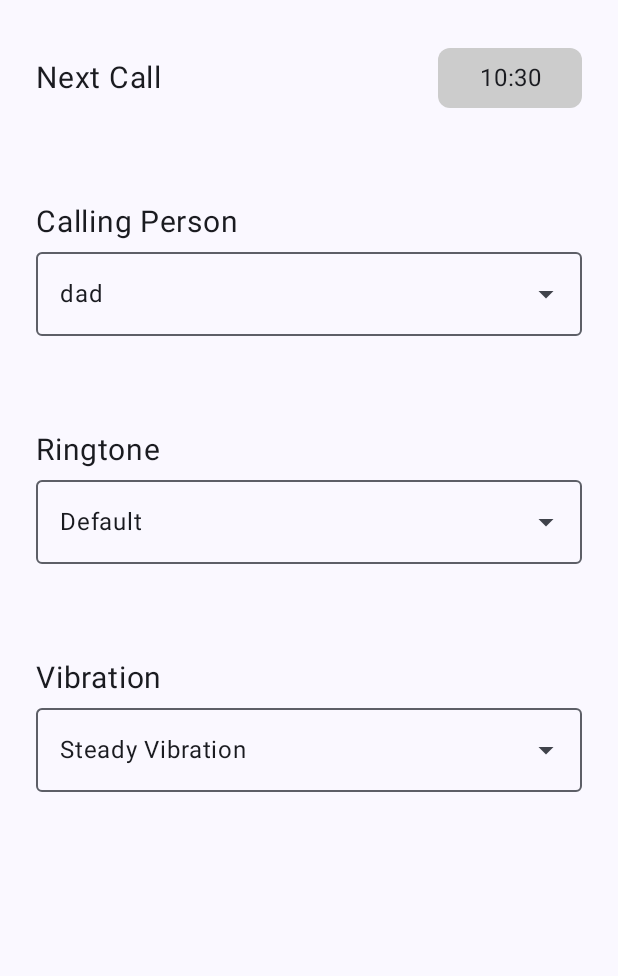
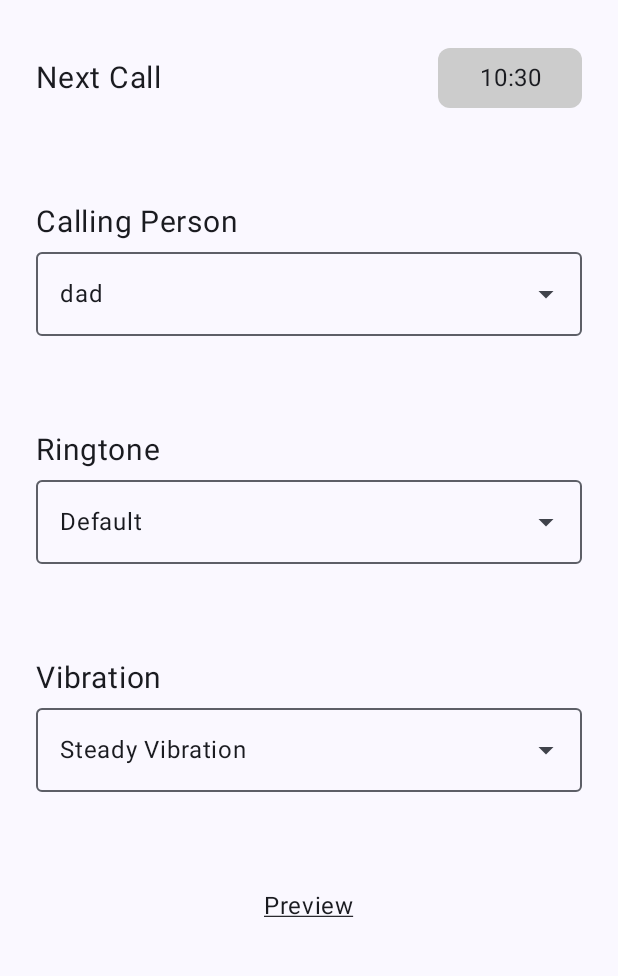
Before and after one commit to FabioLiberto/FakeCall, an Android app built with Jetpack Compose: the screen it shows after launch (MainActivity), on a phone screen of 412 x 824 dp, the part 84-1060 px from its top. Run offline under Robolectric (Android 15) with nearby library versions, the phone set to English and light mode, and no system bars.

Commit message:
- Implemented screen when phone call is accepted - Created navigator to navigate between composables - Add navigation to AcceptedCallScreen on preview click in SettingsScreen

```diff
--- a/app/build.gradle.kts
+++ b/app/build.gradle.kts
@@ -50,6 +50,8 @@ dependencies {
     implementation(libs.androidx.ui.graphics)
     implementation(libs.androidx.ui.tooling.preview)
     implementation(libs.androidx.material3)
+    implementation(libs.androidx.icons)
+    implementation(libs.androidx.compose.navigation)
     testImplementation(libs.junit)
     androidTestImplementation(libs.androidx.junit)
     androidTestImplementation(libs.androidx.espresso.core)
--- /dev/null
+++ b/app/src/main/java/ch/zli/fl/fakecall/AppNavigation.kt
@@ -0,0 +1,19 @@
+package ch.zli.fl.fakecall
+
+import androidx.compose.runtime.Composable
+import androidx.navigation.NavHostController
+import androidx.navigation.compose.NavHost
+import androidx.navigation.compose.composable
+import androidx.navigation.compose.rememberNavController
+import ch.zli.fl.fakecall.ui.screen.AcceptedCallScreen
+import ch.zli.fl.fakecall.ui.screen.SettingsScreen
+
+@Composable
+fun AppNavigation() {
+    val navController: NavHostController = rememberNavController()
+
+    NavHost(navController = navController, startDestination = "settings") {
+        composable("settings") { SettingsScreen(navController) }
+        composable("acceptedCall") { AcceptedCallScreen() }
+    }
+}
--- a/app/src/main/java/ch/zli/fl/fakecall/MainActivity.kt
+++ b/app/src/main/java/ch/zli/fl/fakecall/MainActivity.kt
@@ -4,7 +4,6 @@ import android.os.Bundle
 import androidx.activity.ComponentActivity
 import androidx.activity.compose.setContent
 import androidx.activity.enableEdgeToEdge
-import ch.zli.fl.fakecall.ui.screen.SettingsScreen
 import ch.zli.fl.fakecall.ui.theme.FakeCallTheme
 
 class MainActivity : ComponentActivity() {
@@ -13,7 +12,7 @@ class MainActivity : ComponentActivity() {
         enableEdgeToEdge()
         setContent {
             FakeCallTheme {
-                SettingsScreen()
+                AppNavigation()
             }
         }
     }
--- a/app/src/main/java/ch/zli/fl/fakecall/ui/screen/SettingsScreen.kt
+++ b/app/src/main/java/ch/zli/fl/fakecall/ui/screen/SettingsScreen.kt
@@ -36,14 +36,16 @@ import androidx.compose.ui.draw.clip
 import androidx.compose.ui.graphics.Color
 import androidx.compose.ui.platform.LocalContext
 import androidx.compose.ui.text.style.TextAlign
+import androidx.compose.ui.text.style.TextDecoration
 import androidx.compose.ui.unit.dp
 import androidx.compose.ui.unit.sp
+import androidx.navigation.NavController
 import java.util.Calendar
 
 @SuppressLint("DefaultLocale")
 @OptIn(ExperimentalMaterial3Api::class)
 @Composable
-fun SettingsScreen() {
+fun SettingsScreen(navController: NavController) {
     val context = LocalContext.current
     val calendar = Calendar.getInstance()
     var nextCallTime by remember {
@@ -248,6 +250,16 @@ fun SettingsScreen() {
                     }
                 }
             }
+
+            Spacer(modifier = Modifier.height(24.dp))
+
+            Text(
+                text = "Preview",
+                textDecoration = TextDecoration.Underline,
+                modifier = Modifier.clickable {
+                    navController.navigate("acceptedCall")
+                },
+            )
         }
     }
 }
--- a/gradle/libs.versions.toml
+++ b/gradle/libs.versions.toml
@@ -8,6 +8,7 @@ espressoCore = "3.6.1"
 lifecycleRuntimeKtx = "2.8.7"
 activityCompose = "1.10.0"
 composeBom = "2025.02.00"
+navigation = "2.8.8"
 
 [libraries]
 androidx-core-ktx = { group = "androidx.core", name = "core-ktx", version.ref = "coreKtx" }
@@ -24,6 +25,8 @@ androidx-ui-tooling-preview = { group = "androidx.compose.ui", name = "ui-toolin
 androidx-ui-test-manifest = { group = "androidx.compose.ui", name = "ui-test-manifest" }
 androidx-ui-test-junit4 = { group = "androidx.compose.ui", name = "ui-test-junit4" }
 androidx-material3 = { group = "androidx.compose.material3", name = "material3" }
+androidx-icons = { group = "androidx.compose.material", name = "material-icons-extended" }
+androidx-compose-navigation = { group = "androidx.navigation", name = "navigation-compose", version.ref = "navigation" }
 
 [plugins]
 android-application = { id = "com.android.application", version.ref = "agp" }
```
Also changed, not shown: app/src/main/java/ch/zli/fl/fakecall/ui/screen/AcceptedCallScreen.kt (added, +147 -0 lines).
